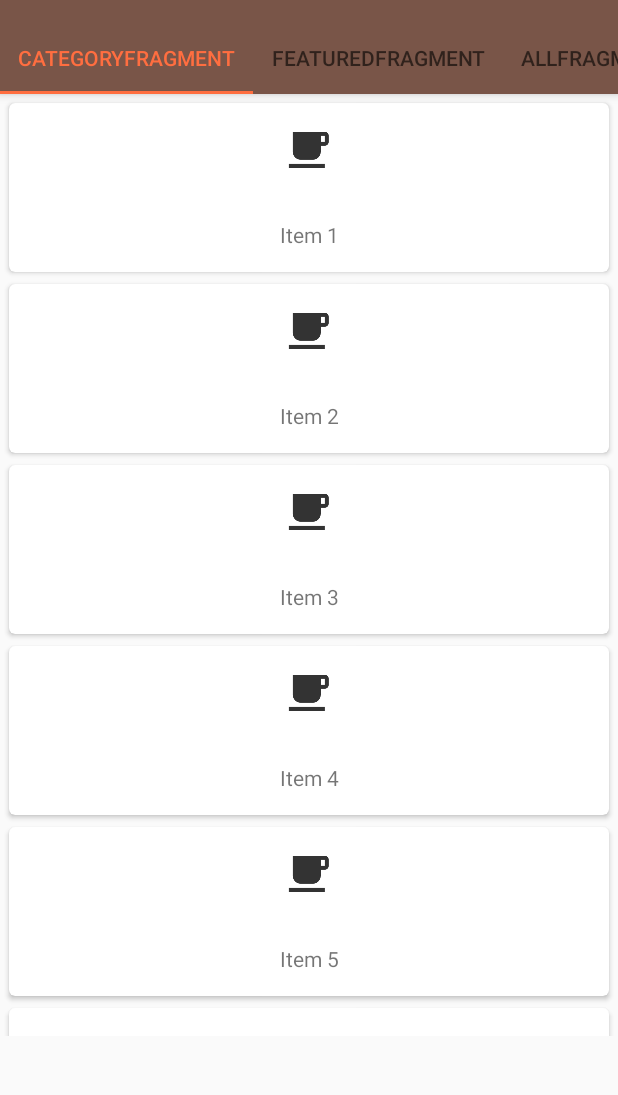
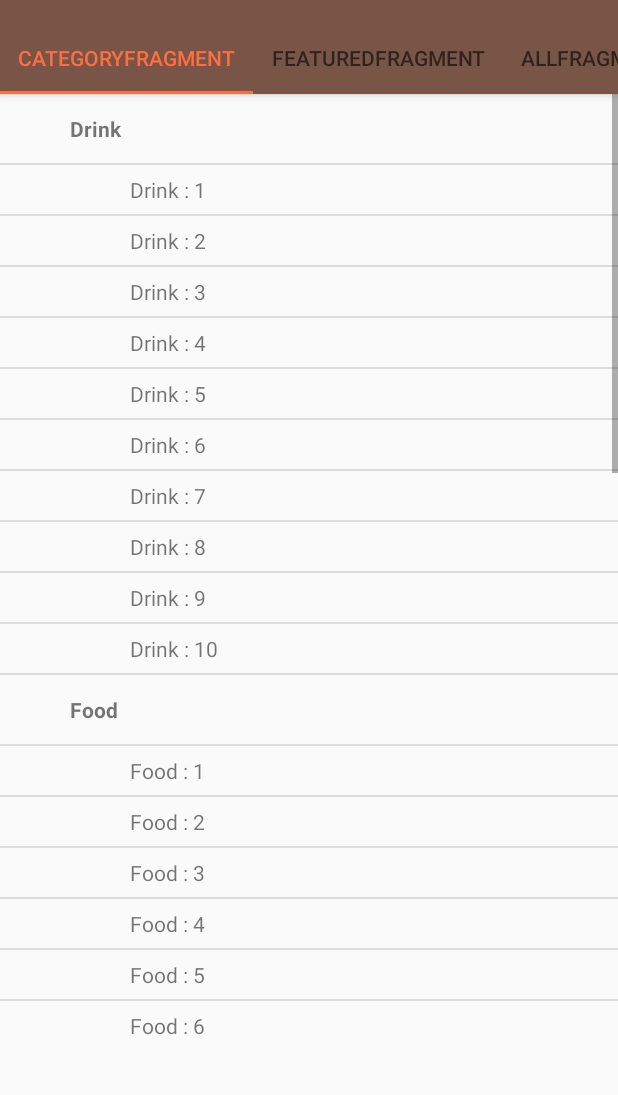
Before and after one commit to ChivoinLong/Brown, an Android app: the CategoryFragment screen opened directly, with no data from a screen before it, on a phone screen of 412 x 824 dp, the part 62-1157 px from its top. Run offline under Robolectric (Android 15) with nearby library versions, the phone set to English and light mode, and no system bars.

Commit message:
Showed data in CategoryFragment.

```diff
--- /dev/null
+++ b/app/src/main/java/com/thesis/brown/brown/Category/CateListAdp.java
@@ -0,0 +1,111 @@
+package com.thesis.brown.brown.Category;
+
+import android.content.Context;
+import android.content.Intent;
+import android.graphics.Color;
+import android.net.Uri;
+import android.view.LayoutInflater;
+import android.view.View;
+import android.view.ViewGroup;
+import android.widget.BaseAdapter;
+import android.widget.TextView;
+
+import com.thesis.brown.brown.R;
+
+import java.util.ArrayList;
+
+/**
+ * Created by lolzzlolzz on 7/16/16.
+ */
+public class CateListAdp extends BaseAdapter {
+
+    ArrayList<Object> myDB;
+    Context context;
+    LayoutInflater inflater;
+    static final int ROW = 0;
+    static final int HEADER = 1;
+
+    public CateListAdp(Context context, ArrayList<Object> myDB){
+        this.context = context;
+        this.myDB = myDB;
+    }
+
+    @Override
+    public int getCount() {
+        return myDB.size();
+    }
+
+    @Override
+    public Object getItem(int position) {
+        return myDB.get(position);
+    }
+
+    @Override
+    public long getItemId(int position) {
+        return position;
+    }
+
+    @Override
+    public int getItemViewType(int position) {
+
+        if (getItem(position) instanceof CateListModel){
+            return ROW;
+        }
+        return HEADER;
+    }
+
+    @Override
+    public int getViewTypeCount() {
+        return 2;
+    }
+
+    @Override
+    public View getView(int position, View convertView, ViewGroup parent) {
+
+        int myType = getItemViewType(position);
+
+        if (convertView == null){
+            inflater = (LayoutInflater)context.getSystemService(Context.LAYOUT_INFLATER_SERVICE);
+            switch (myType){
+                case ROW :
+                    convertView = inflater.inflate(R.layout.item_category,null);
+                    break;
+                default:
+                    convertView = inflater.inflate(R.layout.item_category_header,null);
+                    break;
+            }
+        }
+
+        switch (myType){
+
+            case ROW :
+                CateListModel phoneListModel = (CateListModel)getItem(position);
+
+                TextView txtName = (TextView)convertView.findViewById(R.id.txtNameCateRow);
+
+                txtName.setText(phoneListModel.getName());
+
+                break;
+            default:
+                String header = (String)getItem(position);
+
+                TextView txtHeader = (TextView)convertView.findViewById(R.id.txtHeaderCateHeader);
+
+                txtHeader.setText(header);
+
+                break;
+        }
+
+
+        return convertView;
+    }
+
+
+
+
+
+
+
+
+
+}
--- /dev/null
+++ b/app/src/main/java/com/thesis/brown/brown/Category/CateListHolder.java
@@ -0,0 +1,11 @@
+package com.thesis.brown.brown.Category;
+
+import android.widget.TextView;
+
+/**
+ * Created by lolzzlolzz on 5/15/17.
+ */
+
+public class CateListHolder {
+    TextView txtHeader, txtName;
+}
--- /dev/null
+++ b/app/src/main/java/com/thesis/brown/brown/Category/CateListModel.java
@@ -0,0 +1,17 @@
+package com.thesis.brown.brown.Category;
+
+/**
+ * Created by lolzzlolzz on 5/15/17.
+ */
+
+public class CateListModel {
+    private String name;
+
+    public CateListModel(String name) {
+        this.name = name;
+    }
+
+    public String getName() {
+        return name;
+    }
+}
--- /dev/null
+++ b/app/src/main/java/com/thesis/brown/brown/Category/CategoryFragment.java
@@ -0,0 +1,115 @@
+package com.thesis.brown.brown.Category;
+
+import android.os.Bundle;
+import android.support.annotation.Nullable;
+import android.support.v4.app.Fragment;
+import android.support.v7.widget.LinearLayoutManager;
+import android.support.v7.widget.RecyclerView;
+import android.view.LayoutInflater;
+import android.view.View;
+import android.view.ViewGroup;
+import android.widget.ListView;
+
+import com.thesis.brown.brown.R;
+import com.thesis.brown.brown.RecyclerAdapter;
+
+import java.util.ArrayList;
+import java.util.List;
+import java.util.Objects;
+
+public class CategoryFragment extends Fragment {
+
+    ListView lisCate;
+    ArrayList<Object> lisData;
+    CateListAdp adp;
+
+    public static final String POSITION_KEY = "FragmentPositionKey";
+
+    public static CategoryFragment newInstance(Bundle args) {
+        CategoryFragment fragment = new CategoryFragment();
+        fragment.setArguments(args);
+        return fragment;
+    }
+
+    @Override
+    public View onCreateView(LayoutInflater inflater, ViewGroup container, Bundle savedInstanceState) {
+        View root = inflater.inflate(R.layout.fragment_category, container, false);
+
+        RecyclerView recyclerView = (RecyclerView) root.findViewById(R.id.recyclerView);
+        recyclerView.setLayoutManager(new LinearLayoutManager(getContext()));
+
+        RecyclerAdapter recyclerAdapter = new RecyclerAdapter(createItemList(50));
+        recyclerView.setAdapter(recyclerAdapter);
+
+        // remove a below line to show the recyclerView
+        recyclerView.setVisibility(View.GONE);
+
+        // in Fragment we should use on onActivityCreated !
+
+        return root;
+    }
+
+    List<String> createItemList(int num){
+        List<String> list = new ArrayList<>();
+        for (int i = 1; i <= num; i++){
+            list.add("Item " + i);
+        }
+        return list;
+    }
+
+    @Override
+    public void onActivityCreated(@Nullable Bundle savedInstanceState) {
+        super.onActivityCreated(savedInstanceState);
+
+        setControls();
+        setEvents();
+        startUp();
+    }
+
+    void setControls (){
+        lisCate = (ListView)getActivity().findViewById(R.id.lisCategoryFragment);
+    }
+
+    void setEvents (){
+
+    }
+
+    void startUp (){
+        lisData = new ArrayList<>();
+        showListWithData();
+
+
+    }
+
+    void showListWithData (){
+
+        CateListModel model;
+
+        lisData.add("Drink");
+        for (int i=0; i<10; i++){
+            model = new CateListModel("Drink : " + (i + 1));
+            lisData.add(model);
+        }
+
+        lisData.add("Food");
+        for (int i=0; i<10; i++){
+            model = new CateListModel("Food : " + (i + 1));
+            lisData.add(model);
+        }
+
+        lisData.add("Souvenir");
+        for (int i=0; i<10; i++){
+            model = new CateListModel("Souvenir : " + (i + 1));
+            lisData.add(model);
+        }
+
+        lisData.add("Fuck");
+        for (int i=0; i<10; i++){
+            model = new CateListModel("Fuck : " + (i + 1));
+            lisData.add(model);
+        }
+
+        adp = new CateListAdp(getActivity(), lisData);
+        lisCate.setAdapter(adp);
+    }
+}
--- a/app/src/main/java/com/thesis/brown/brown/CategoryFragment.java
+++ /dev/null
@@ -1,47 +0,0 @@
-package com.thesis.brown.brown;
-
-import android.content.Context;
-import android.net.Uri;
-import android.os.Bundle;
-import android.support.v4.app.Fragment;
-import android.support.v7.widget.LinearLayoutManager;
-import android.support.v7.widget.RecyclerView;
-import android.view.LayoutInflater;
-import android.view.View;
-import android.view.ViewGroup;
-import android.widget.TextView;
-
-import java.util.ArrayList;
-import java.util.List;
-
-public class CategoryFragment extends Fragment {
-
-    public static final String POSITION_KEY = "FragmentPositionKey";
-
-    public static CategoryFragment newInstance(Bundle args) {
-        CategoryFragment fragment = new CategoryFragment();
-        fragment.setArguments(args);
-        return fragment;
-    }
-
-    @Override
-    public View onCreateView(LayoutInflater inflater, ViewGroup container, Bundle savedInstanceState) {
-        View root = inflater.inflate(R.layout.fragment_category, container, false);
-
-        RecyclerView recyclerView = (RecyclerView) root.findViewById(R.id.recyclerView);
-        recyclerView.setLayoutManager(new LinearLayoutManager(getContext()));
-
-        RecyclerAdapter recyclerAdapter = new RecyclerAdapter(createItemList(50));
-        recyclerView.setAdapter(recyclerAdapter);
-
-        return root;
-    }
-
-    List<String> createItemList(int num){
-        List<String> list = new ArrayList<>();
-        for (int i = 1; i <= num; i++){
-            list.add("Item " + i);
-        }
-        return list;
-    }
-}
--- a/app/src/main/java/com/thesis/brown/brown/MainActivity.java
+++ b/app/src/main/java/com/thesis/brown/brown/MainActivity.java
@@ -74,8 +74,8 @@ public class MainActivity extends AppCompatActivity implements NavigationView.On
             Log.d("result", String.valueOf(array.getJSONObject(0).getString("subcategory")));
             Log.d("result", String.valueOf(array.getJSONObject(1).getString("subcategory")));
 
-//            Log.d("result", String.valueOf(new JSONObject(array.getJSONObject(0).getString("subcategory")).getJSONObject("")));
-//            Log.d("result", String.valueOf(new JSONObject(array.getJSONObject(1).getString("subcategory"))));
+            Log.d("result", String.valueOf(new JSONArray(array.getJSONObject(0).getString("subcategory")).getJSONObject(0).getString("products")));
+            Log.d("result", String.valueOf(new JSONArray(array.getJSONObject(1).getString("subcategory")).getJSONObject(0).getString("products")));
 
         } catch (JSONException e) {
             e.printStackTrace();
--- a/app/src/main/res/layout/fragment_category.xml
+++ b/app/src/main/res/layout/fragment_category.xml
@@ -3,9 +3,18 @@
     android:layout_width="match_parent"
     android:layout_height="match_parent"
     android:orientation="vertical"
-    tools:context="com.thesis.brown.brown.CategoryFragment">
+    tools:context="com.thesis.brown.brown.Category.CategoryFragment">
 
     <!-- TODO: Update blank fragment layout -->
+
+    <ListView
+        android:layout_width="match_parent"
+        android:layout_height="match_parent"
+        android:id="@+id/lisCategoryFragment"
+        android:clipToPadding="true"
+        >
+
+    </ListView>
 
     <android.support.v7.widget.RecyclerView
         android:layout_width="match_parent"
@@ -14,5 +23,4 @@
         android:id="@+id/recyclerView"
         android:clipToPadding="false"/>
 
-
 </LinearLayout>
--- /dev/null
+++ b/app/src/main/res/layout/item_category.xml
@@ -0,0 +1,16 @@
+<?xml version="1.0" encoding="utf-8"?>
+<LinearLayout xmlns:android="http://schemas.android.com/apk/res/android"
+    android:orientation="vertical" android:layout_width="match_parent"
+    android:layout_height="match_parent"
+    >
+
+    <TextView
+        android:layout_width="match_parent"
+        android:layout_height="wrap_content"
+        android:id="@+id/txtNameCateRow"
+        android:text="Hello"
+        android:layout_marginLeft="120px"
+        android:padding="10px"
+        />
+
+</LinearLayout>
--- /dev/null
+++ b/app/src/main/res/layout/item_category_header.xml
@@ -0,0 +1,17 @@
+<?xml version="1.0" encoding="utf-8"?>
+<LinearLayout xmlns:android="http://schemas.android.com/apk/res/android"
+    android:orientation="vertical" android:layout_width="match_parent"
+    android:layout_height="match_parent">
+
+    <TextView
+        android:layout_width="match_parent"
+        android:layout_height="wrap_content"
+        android:id="@+id/txtHeaderCateHeader"
+        android:padding="20px"
+        android:lines="1"
+        android:textStyle="bold"
+        android:text="Drinks"
+        android:layout_marginLeft="50px"
+        />
+
+</LinearLayout>
```
Also changed, not shown: app/src/main/java/com/thesis/brown/brown/MenuActivity.java (+1 -7 lines).
